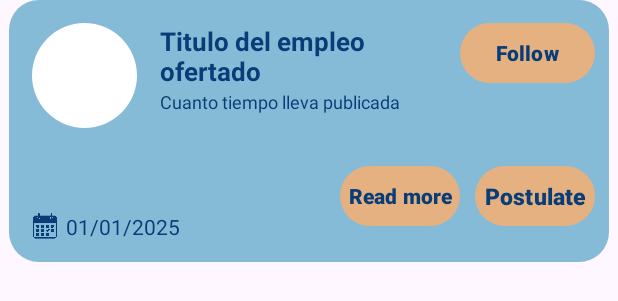
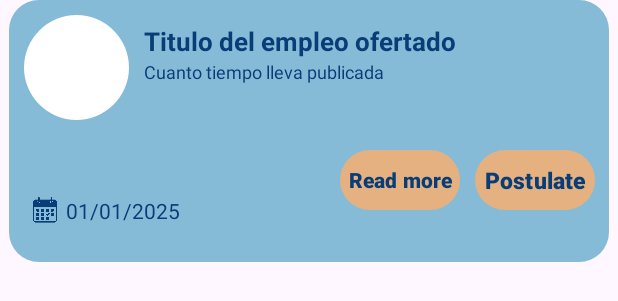
Before and after one commit to Moheto22/android-NaivyBeats, an Android app: the layout element_ofert.xml on its own in the app's theme, with its tools: preview values and no code run, on a phone screen of 412 x 824 dp. Shown: the top 301 px of the screen. Run offline under Robolectric (Android 15) with nearby library versions, the phone set to English and light mode, and no system bars; network calls fail.

```diff
--- a/app/src/main/java/com/example/naivybeats/activities/menu/FragmentPublicate.kt
+++ b/app/src/main/java/com/example/naivybeats/activities/menu/FragmentPublicate.kt
@@ -1,6 +1,7 @@
 package com.example.naivybeats.activities.menu
 
 import Tools
+import android.annotation.SuppressLint
 import android.app.Activity
 import android.app.DatePickerDialog
 import android.app.TimePickerDialog
@@ -94,6 +95,7 @@ class FragmentPublicate : Fragment() {
         startMenuRestaurant(user)
     }
 
+    @SuppressLint("ResourceAsColor")
     @RequiresApi(Build.VERSION_CODES.O)
     private fun startMenuRestaurant(user: Restaurant) {
         val buttonDate = view?.findViewById<Button>(R.id.btnDate)
@@ -114,10 +116,12 @@ class FragmentPublicate : Fragment() {
             when (view) {
                 is Button -> {
                     if (!buttonStates[view]!!) {
-                        view.setBackgroundResource(R.drawable.design_button_type_choose)
+                        view.setBackgroundResource(R.drawable.design_textbox)
+
                         buttonStates[view] = true
                     }else {
                         view.setBackgroundResource(R.drawable.design_button_type_choose_not_pressed)
+
                         buttonStates[view] = false
                     }
                 }
--- a/app/src/main/res/layout/activity_main_menu.xml
+++ b/app/src/main/res/layout/activity_main_menu.xml
@@ -122,7 +122,7 @@
                 android:layout_width="50dp"
                 android:layout_marginTop="5dp"
                 android:layout_height="50dp"
-                android:background="@drawable/edit_icon"
+                android:background="@drawable/editar_icono_panel"
                 android:layout_gravity="center"/>
             <TextView
                 android:id="@+id/text_edit"
--- a/app/src/main/res/layout/element_ofert.xml
+++ b/app/src/main/res/layout/element_ofert.xml
@@ -13,7 +13,7 @@
         android:orientation="vertical">
         <LinearLayout
             android:orientation="horizontal"
-            android:layout_width="wrap_content"
+            android:layout_width="match_parent"
             android:layout_height="wrap_content"
             >
             <com.google.android.material.imageview.ShapeableImageView
@@ -21,12 +21,12 @@
                 android:layout_width="70dp"
                 android:layout_height="70dp"
                 app:shapeAppearanceOverlay="@style/CircularImage"
-                android:layout_margin="15dp"
+                android:layout_margin="10dp"
                 android:scaleType="centerCrop"
                 android:background="@color/white">
             </com.google.android.material.imageview.ShapeableImageView>
             <LinearLayout
-                android:layout_width="200dp"
+                android:layout_width="match_parent"
                 android:layout_height="wrap_content"
                 android:layout_marginTop="15dp"
                 android:orientation="vertical">
@@ -47,19 +47,6 @@
                     android:textColor="@color/bluemarin"
                     />
             </LinearLayout>
-            <Button
-                android:id="@+id/follow_button"
-                android:layout_width="90dp"
-                android:layout_height="40dp"
-                android:gravity="center"
-                android:layout_marginTop="15dp"
-                android:text="@string/follow_eng"
-                android:background="@drawable/design_button"
-                app:backgroundTint="@null"
-                android:textSize="14dp"
-                android:textStyle="bold"
-                android:textColor="@color/bluemarin"
-                />
         </LinearLayout>
         <LinearLayout
             android:id="@+id/more_info"
--- a/app/src/main/res/values/strings.xml
+++ b/app/src/main/res/values/strings.xml
@@ -46,6 +46,7 @@
     <string name="read_more_eng">Read more</string>
     <string name="read_less_eng">Read less</string>
     <string name="postulate_eng">Postulate</string>
+    <string name="all_ready_postulated_eng">All ready postulated</string>
     <string name="follow_eng">Follow</string>
     <string name="following_eng">Following</string>
     <string name="send_oferr_eng">Send Offer</string>
```
Also changed, not shown: app/src/main/java/com/example/naivybeats/activities/adapter/OfferInAdapter.kt (+11 -3 lines), app/src/main/res/drawable/editar_icono_panel.png (added).
